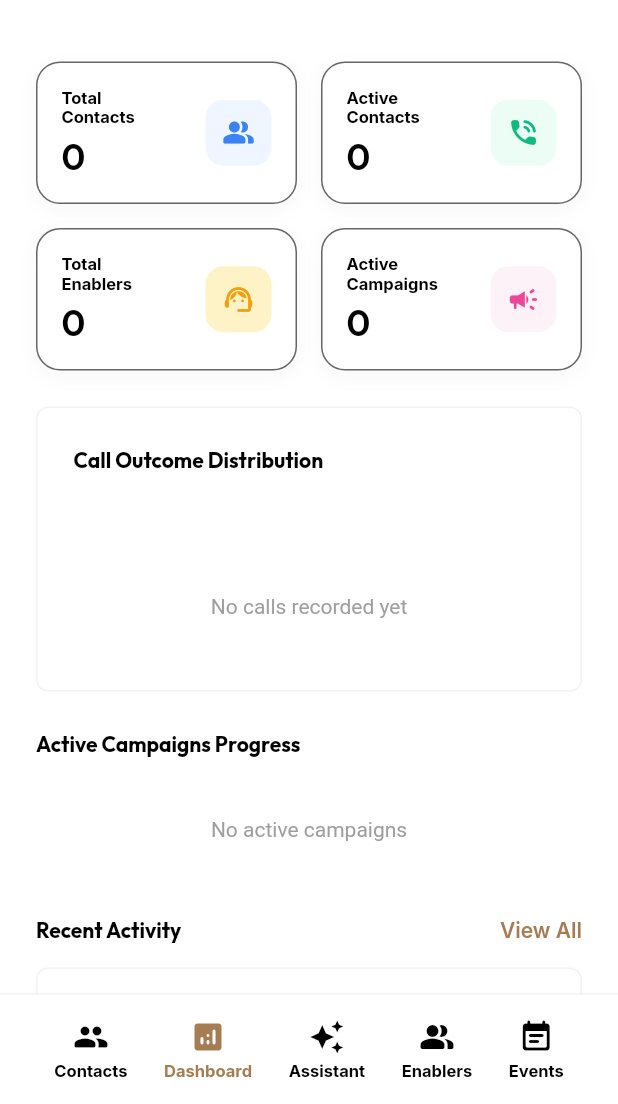
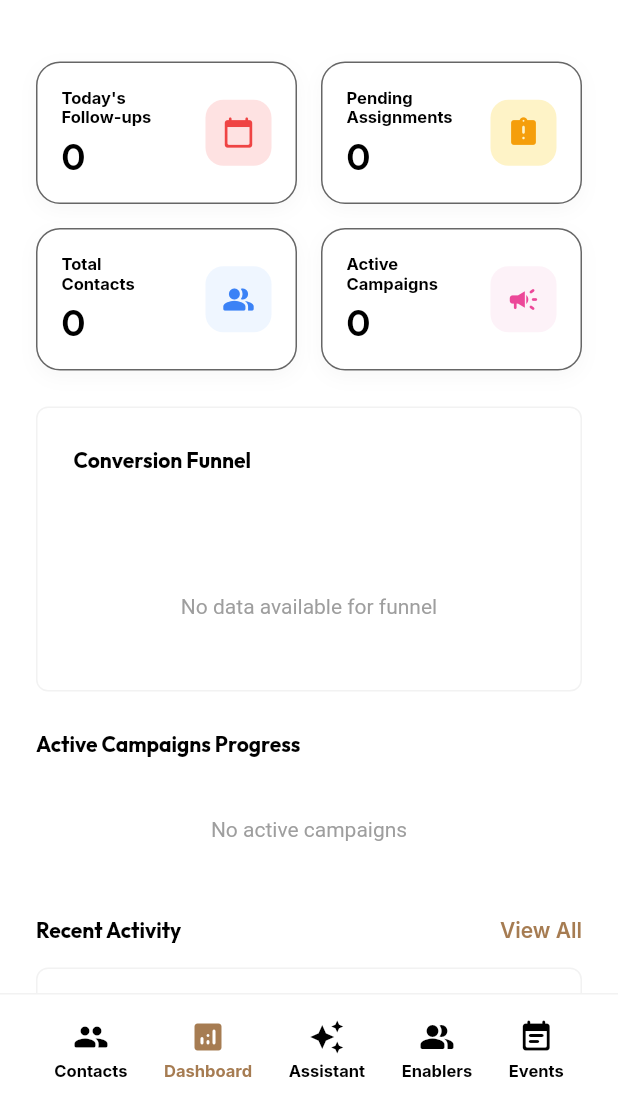
Before and after one commit to dilipkn007/autodialer, a Flutter app: the FolkGuideDashboardWidget screen opened by its route, on a phone screen of 412 x 824 dp, the part 132-1236 px from its top. Run offline on Flutter 3.47's test engine with Material 3 defaults, Android fonts, the phone set to English and light mode, and no system bars; our stand-ins replace auto_size_text, csv, dropdown_button2, file_picker, fl_chart, flutter_markdown and 11 more; missing offline and left inert: flutter_phone_direct_caller, json_path, markdown, openai_dart; accounts and stored records are empty; statements that could not run were skipped.

Commit message:
feat: implement sales funnel statistics and follow-up tracking in dashboard widget

```diff
--- a/lib/folk_guide_dashboard/folk_guide_dashboard_widget.dart
+++ b/lib/folk_guide_dashboard/folk_guide_dashboard_widget.dart
@@ -35,7 +35,15 @@ class _FolkGuideDashboardWidgetState extends State<FolkGuideDashboardWidget> {
   int _totalEnablers = 0;
   int _activeEvents = 0;
 
-  Map<String, int> _callOutcomes = {};
+  // New Data
+  int _todayFollowUpsCount = 0;
+  int _pendingAssignmentsCount = 0;
+
+  int _totalAssignments = 0;
+  int _totalCallsMade = 0;
+  int _totalAnswered = 0;
+  int _totalInterested = 0;
+
   List<Map<String, dynamic>> _activeCampaigns = [];
   bool _loading = true;
 
@@ -64,13 +72,16 @@ class _FolkGuideDashboardWidgetState extends State<FolkGuideDashboardWidget> {
       final enablersCount = await supabase.from('users').select('uid').eq('role', 'ENABLER').count(CountOption.exact);
       final eventsCount = await supabase.from('event').select('id').eq('status', 'ACTIVE').count(CountOption.exact);
 
-      // Call Outcomes
-      final callLogs = await supabase.from('call_log').select('call_outcome');
-      Map<String, int> outcomes = {};
-      for (final log in callLogs) {
-        final outcome = log['call_outcome'] as String? ?? 'UNKNOWN';
-        outcomes[outcome] = (outcomes[outcome] ?? 0) + 1;
-      }
+      // Action Items
+      final todayStr = DateFormat('yyyy-MM-dd').format(DateTime.now());
+      final followUpsCount = await supabase.from('call_log').select('id').eq('next_call_date', todayStr).count(CountOption.exact);
+      final pendingCount = await supabase.from('assignment').select('id').eq('status', 'PENDING').count(CountOption.exact);
+
+      // Funnel Stats
+      final totalAssigns = await supabase.from('assignment').select('id').count(CountOption.exact);
+      final totalCalls = await supabase.from('call_log').select('id').count(CountOption.exact);
+      final answeredCalls = await supabase.from('call_log').select('id').eq('call_outcome', 'ANSWERED').count(CountOption.exact);
+      final interestedCalls = await supabase.from('call_log').select('id').inFilter('follow_up_status', ['INTERESTED', 'JOINED']).count(CountOption.exact);
 
       // Active Campaigns Progress
       final campaigns = await supabase.from('event')
@@ -89,7 +100,14 @@ class _FolkGuideDashboardWidgetState extends State<FolkGuideDashboardWidget> {
         _totalEnablers = enablersCount.count;
         _activeEvents = eventsCount.count;
 
-        _callOutcomes = outcomes;
+        _todayFollowUpsCount = followUpsCount.count;
+        _pendingAssignmentsCount = pendingCount.count;
+
+        _totalAssignments = totalAssigns.count;
+        _totalCallsMade = totalCalls.count;
+        _totalAnswered = answeredCalls.count;
+        _totalInterested = interestedCalls.count;
+
         _activeCampaigns = campaigns;
         _activities = activities;
 
@@ -164,6 +182,48 @@ class _FolkGuideDashboardWidgetState extends State<FolkGuideDashboardWidget> {
 
   String _getFormattedDate() {
     return DateFormat('EEEE, MMM d').format(DateTime.now());
+  }
+
+  Widget _buildFunnelStep(String title, int value, int maxVal, Color color) {
+    double progress = maxVal == 0 ? 0 : value / maxVal;
+    // ensure progress is <= 1.0 (sometimes calls made can exceed assignments if multiple calls are made)
+    if (progress > 1.0) progress = 1.0;
+
+    return Column(
+      crossAxisAlignment: CrossAxisAlignment.start,
+      children: [
+        Row(
+          mainAxisAlignment: MainAxisAlignment.spaceBetween,
+          children: [
+            Text(title, style: GoogleFonts.inter(fontWeight: FontWeight.w600, fontSize: 13, color: FlutterFlowTheme.of(context).primaryText)),
+            Text('$value', style: GoogleFonts.inter(fontWeight: FontWeight.bold, fontSize: 14, color: color)),
+          ],
+        ),
+        const SizedBox(height: 6),
+        Container(
+          height: 28,
+          width: double.infinity,
+          decoration: BoxDecoration(color: FlutterFlowTheme.of(context).alternate.withOpacity(0.5), borderRadius: BorderRadius.circular(6)),
+          child: FractionallySizedBox(
+            alignment: Alignment.centerLeft,
+            widthFactor: progress,
+            child: Container(
+              decoration: BoxDecoration(color: color, borderRadius: BorderRadius.circular(6)),
+              child: Align(
+                alignment: Alignment.centerRight,
+                child: Padding(
+                  padding: const EdgeInsets.only(right: 8.0),
+                  child: progress > 0.1 ? Text(
+                    '${(progress * 100).toStringAsFixed(1)}%',
+                    style: const TextStyle(color: Colors.white, fontSize: 11, fontWeight: FontWeight.bold),
+                  ) : const SizedBox(),
+                ),
+              ),
+            ),
+          ),
+        ),
+      ],
+    );
   }
 
   @override
@@ -366,13 +426,13 @@ class _FolkGuideDashboardWidgetState extends State<FolkGuideDashboardWidget> {
                                       model: _model.statCardModel1,
                                       updateCallback: () => safeSetState(() {}),
                                       child: StatCardWidget(
-                                        label: 'Total \nContacts',
+                                        label: 'Today\'s \nFollow-ups',
                                         value: _loading
                                             ? '...'
-                                            : '$_totalContacts',
-                                        icon: Icons.people_alt_rounded,
-                                        iconColor: const Color(0xFF3B82F6),
-                                        iconBgColor: const Color(0xFFEFF6FF),
+                                            : '$_todayFollowUpsCount',
+                                        icon: Icons.calendar_today_rounded,
+                                        iconColor: const Color(0xFFEF4444), // Red for urgent
+                                        iconBgColor: const Color(0xFFFEE2E2),
                                       ),
                                     ),
                                   ),
@@ -382,13 +442,13 @@ class _FolkGuideDashboardWidgetState extends State<FolkGuideDashboardWidget> {
                                       model: _model.statCardModel2,
                                       updateCallback: () => safeSetState(() {}),
                                       child: StatCardWidget(
-                                        label: 'Active \nContacts',
+                                        label: 'Pending \nAssignments',
                                         value: _loading
                                             ? '...'
-                                            : '$_activeContacts',
-                                        icon: Icons.phone_in_talk_rounded,
-                                        iconColor: const Color(0xFF10B981),
-                                        iconBgColor: const Color(0xFFECFDF5),
+                                            : '$_pendingAssignmentsCount',
+                                        icon: Icons.assignment_late_rounded,
+                                        iconColor: const Color(0xFFF59E0B), // Orange/Amber
+                                        iconBgColor: const Color(0xFFFEF3C7),
                                       ),
                                     ),
                                   ),
@@ -405,13 +465,13 @@ class _FolkGuideDashboardWidgetState extends State<FolkGuideDashboardWidget> {
                                       model: _model.statCardModel3,
                                       updateCallback: () => safeSetState(() {}),
                                       child: StatCardWidget(
-                                        label: 'Total \nEnablers',
+                                        label: 'Total \nContacts',
                                         value: _loading
                                             ? '...'
-                                            : '$_totalEnablers',
-                                        icon: Icons.support_agent_rounded,
-                                        iconColor: const Color(0xFFF59E0B),
-                                        iconBgColor: const Color(0xFFFEF3C7),
+                                            : '$_totalContacts',
+                                        icon: Icons.people_alt_rounded,
+                                        iconColor: const Color(0xFF3B82F6),
+                                        iconBgColor: const Color(0xFFEFF6FF),
                                       ),
                                     ),
                                   ),
@@ -454,7 +514,7 @@ class _FolkGuideDashboardWidgetState extends State<FolkGuideDashboardWidget> {
                                 crossAxisAlignment: CrossAxisAlignment.stretch,
                                 children: [
                                   Text(
-                                    'Call Outcome Distribution',
+                                    'Conversion Funnel',
                                     style: FlutterFlowTheme.of(context)
                                         .titleSmall
                                         .override(
@@ -463,10 +523,6 @@ class _FolkGuideDashboardWidgetState extends State<FolkGuideDashboardWidget> {
                                                 FlutterFlowTheme.of(context)
                                                     .titleSmall
                                                     .fontWeight,
-                                            fontStyle:
-                                                FlutterFlowTheme.of(context)
-                                                    .titleSmall
-                                                    .fontStyle,
                                           ),
                                           color: FlutterFlowTheme.of(context)
                                               .primaryText,
@@ -475,111 +531,25 @@ class _FolkGuideDashboardWidgetState extends State<FolkGuideDashboardWidget> {
                                         ),
                                   ),
                                   const SizedBox(height: 24.0),
-                                  Container(
-                                    alignment: AlignmentDirectional(0.0, 0.0),
-                                    child: _callOutcomes.isEmpty
-                                        ? const Padding(
+                                  if (_totalAssignments == 0 && _totalCallsMade == 0)
+                                    const Center(
+                                      child: Padding(
                                         padding: EdgeInsets.all(24.0),
-                                            child: Text("No calls recorded yet",
-                                                style: TextStyle(
-                                                    color: Colors.grey)),
+                                        child: Text("No data available for funnel",
+                                            style: TextStyle(color: Colors.grey)),
+                                      ),
                                     )
-                                        : Column(
-                                            mainAxisSize: MainAxisSize.min,
+                                  else
+                                    Column(
                                       children: [
-                                              SizedBox(
-                                                height: 220.0,
-                                                width: 220.0,
-                                                child: FlutterFlowPieChart(
-                                                  data: FFPieChartData(
-                                                    values: _callOutcomes.values
-                                                        .map(
-                                                            (v) => v.toDouble())
-                                                        .toList(),
-                                                    colors: _callOutcomes.keys
-                                                        .map((k) =>
-                                                            _getColorForOutcomeString(
-                                                                k))
-                                                        .toList(),
-                                                    radius: [50.0],
-                                                  ),
-                                                  donutHoleRadius: 40.0,
-                                                  donutHoleColor:
-                                                      Colors.transparent,
-                                                  sectionLabelType:
-                                                      PieChartSectionLabelType
-                                                          .value,
-                                                  sectionLabelStyle:
-                                                      FlutterFlowTheme.of(
-                                                              context)
-                                                          .labelSmall
-                                                          .override(
-                                                            font: GoogleFonts.inter(
-                                                                fontWeight:
-                                                                    FontWeight
-                                                                        .bold),
-                                                            color: Colors.white,
-                                                            fontSize: 10.0,
-                                                            lineHeight: 1.0,
-                                                          ),
-                                                  labelFormatter:
-                                                      LabelFormatter(
-                                                    numberFormat: (v) =>
-                                                        v.toInt().toString(),
-                                                  ),
-                                                  sectionsSpace: 4.0,
-                                                  startDegreeOffset: -90.0,
-                                                ),
-                                              ),
+                                        _buildFunnelStep('Total Assigned', _totalAssignments, _totalAssignments, const Color(0xFF3B82F6)),
                                         const SizedBox(height: 16),
-                                              Wrap(
-                                                alignment: WrapAlignment.center,
-                                                spacing: 24.0,
-                                                runSpacing: 8.0,
-                                                children: _callOutcomes.entries
-                                                    .map((e) {
-                                                  return Row(
-                                                    mainAxisSize:
-                                                        MainAxisSize.min,
-                                                    children: [
-                                                      Container(
-                                                        width: 10.0,
-                                                        height: 10.0,
-                                                        decoration:
-                                                            BoxDecoration(
-                                                          color:
-                                                              _getColorForOutcomeString(
-                                                                  e.key),
-                                                          shape:
-                                                              BoxShape.circle,
-                                                        ),
-                                                      ),
-                                                      const SizedBox(
-                                                          width: 8.0),
-                                                      Text(
-                                                        e.key,
-                                                        style:
-                                                            FlutterFlowTheme.of(
-                                                                    context)
-                                                                .bodySmall
-                                                                .override(
-                                                                  font: GoogleFonts
-                                                                      .outfit(
-                                                                    fontWeight:
-                                                                        FontWeight
-                                                                            .w500,
-                                                                  ),
-                                                                  color: FlutterFlowTheme.of(
-                                                                          context)
-                                                                      .secondaryText,
-                                                                ),
-                                                      ),
+                                        _buildFunnelStep('Calls Made', _totalCallsMade, _totalAssignments, const Color(0xFF8B5CF6)),
+                                        const SizedBox(height: 16),
+                                        _buildFunnelStep('Answered', _totalAnswered, _totalAssignments, const Color(0xFFF59E0B)),
+                                        const SizedBox(height: 16),
+                                        _buildFunnelStep('Interested / Joined', _totalInterested, _totalAssignments, const Color(0xFF10B981)),
                                       ],
-                                                  );
-                                                }).toList(),
-                                              ),
-                                            ],
-                                          ),
                                     ),
                                 ].divide(SizedBox(height: 16.0)),
                               ),
```
Lines whose indentation alone changed are shown as unchanged.
